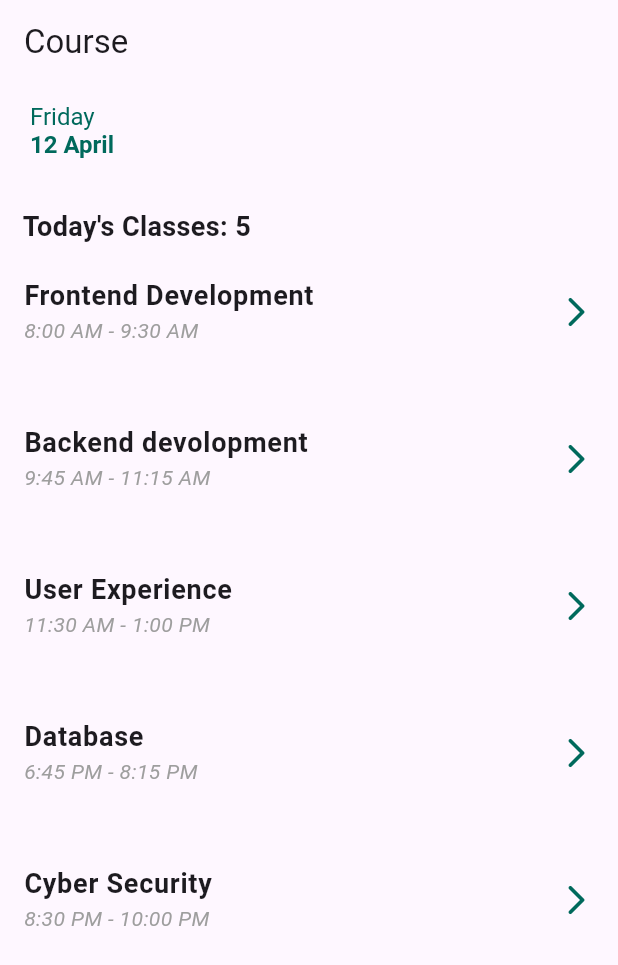
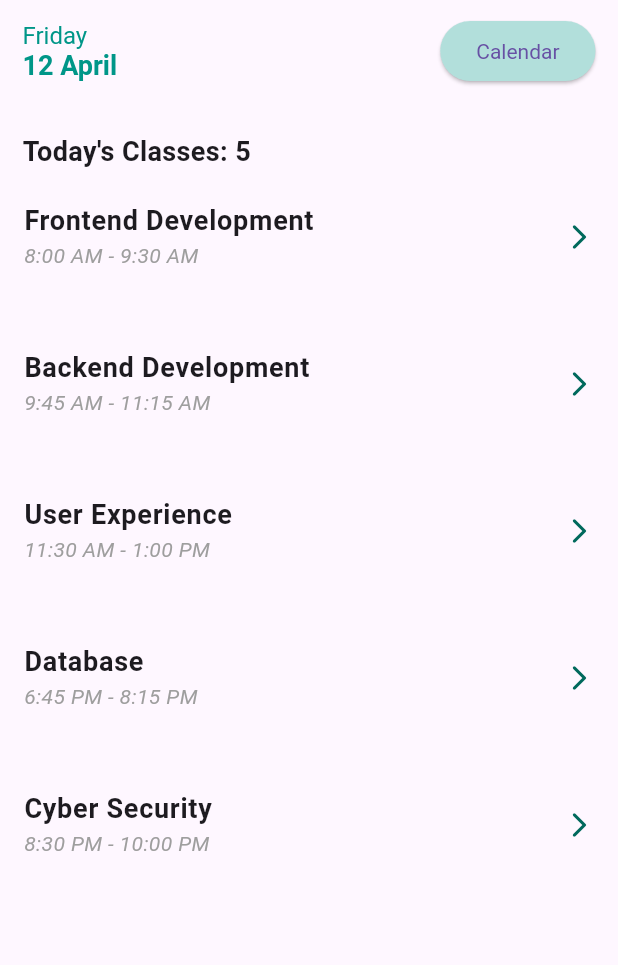
Before and after one commit to HashmiShareeb/smartapp_project24, a Flutter app: the CoursePage screen opened directly, on a phone screen of 412 x 824 dp. Shown: the top 965 px of the screen. Run offline on Flutter 3.47's test engine with Material 3 defaults, Android fonts, the phone set to English and light mode, and no system bars; drawn by our look-alikes of calendar_view; our stand-ins replace firebase_auth, firebase_core, flutter_colorpicker; accounts and stored records are empty.

Commit message:
feat:added color picker, dropdown menu and more styling and structuring in the app

```diff
--- a/lib/pages/course_page.dart
+++ b/lib/pages/course_page.dart
@@ -1,5 +1,6 @@
 import 'package:flutter/material.dart';
 import 'package:intl/intl.dart';
+import 'package:smartapp_project24/pages/timetable_data.dart';
 
 class TimetableItem {
   final String courseName;
@@ -22,12 +23,25 @@ class _CoursePageState extends State<CoursePage> {
   // Dummy list of timetable items
   List<TimetableItem> timetableItems = [
     TimetableItem(
-        courseName: 'Frontend Development', time: '8:00 AM - 9:30 AM'),
+      courseName: 'Frontend Development',
+      time: '8:00 AM - 9:30 AM',
+    ),
     TimetableItem(
-        courseName: 'Backend devolopment', time: '9:45 AM - 11:15 AM'),
-    TimetableItem(courseName: 'User Experience', time: '11:30 AM - 1:00 PM'),
-    TimetableItem(courseName: 'Database', time: '6:45 PM - 8:15 PM'),
-    TimetableItem(courseName: 'Cyber Security', time: '8:30 PM - 10:00 PM'),
+      courseName: 'Backend Development',
+      time: '9:45 AM - 11:15 AM',
+    ),
+    TimetableItem(
+      courseName: 'User Experience',
+      time: '11:30 AM - 1:00 PM',
+    ),
+    TimetableItem(
+      courseName: 'Database',
+      time: '6:45 PM - 8:15 PM',
+    ),
+    TimetableItem(
+      courseName: 'Cyber Security',
+      time: '8:30 PM - 10:00 PM',
+    ),
   ];
 
   // Count of classes
@@ -35,30 +49,27 @@ class _CoursePageState extends State<CoursePage> {
   @override
   Widget build(BuildContext context) {
     return Scaffold(
-      appBar: AppBar(
-        automaticallyImplyLeading: false,
-        title: const Text('Course'),
-      ),
       body: SafeArea(
         child: Column(
           crossAxisAlignment: CrossAxisAlignment.stretch,
           children: [
-            Container(
-              // color: Colors.white,
+            Padding(
+              padding:
+                  const EdgeInsets.symmetric(horizontal: 15.0, vertical: 10.0),
+              child: Container(
                 width: double.infinity,
-              child: Padding(
-                padding: const EdgeInsets.symmetric(
-                  vertical: 12.0,
-                  horizontal: 20.0,
-                ),
-                child: RichText(
+                child: Row(
+                  crossAxisAlignment: CrossAxisAlignment.center,
+                  mainAxisAlignment: MainAxisAlignment.spaceBetween,
+                  children: [
+                    RichText(
                       textAlign: TextAlign.start,
                       text: TextSpan(
                         text: DateFormat('EEEE').format(
                           DateTime.now(),
                         ),
                         style: TextStyle(
-                      color: Colors.teal[800],
+                          color: Colors.teal[500],
                           fontSize: 16,
                         ),
                         children: <TextSpan>[
@@ -68,11 +79,28 @@ class _CoursePageState extends State<CoursePage> {
                             )}',
                             style: TextStyle(
                               fontWeight: FontWeight.bold,
-                          color: Colors.teal[800],
+                              fontSize: 18,
+                              color: Colors.teal[500],
                             ),
                           ),
                         ],
                       ),
+                    ),
+                    ElevatedButton(
+                      onPressed: () {
+                        // Navigate to calendar page
+                        Navigator.push(
+                          context,
+                          MaterialPageRoute(
+                            builder: (context) => TimeTableData(),
+                          ),
+                        );
+                      },
+                      child: Text(
+                        'Calendar',
+                      ),
+                    ),
+                  ],
                 ),
               ),
             ),
@@ -86,7 +114,7 @@ class _CoursePageState extends State<CoursePage> {
                 textAlign: TextAlign.start,
                 style: TextStyle(
                   fontSize: 18,
-                  fontWeight: FontWeight.bold,
+                  fontWeight: FontWeight.w600,
                 ),
               ),
             ),
@@ -118,9 +146,10 @@ class _CoursePageState extends State<CoursePage> {
                     trailing: Icon(
                       Icons.arrow_forward_ios_rounded,
                       color: Colors.teal[800],
+                      size: 20,
                     ),
                     // Tile background color
-                    // tileColor: Colors.tealAccent[100],
+                    // tileColor: Colors.grey[200],
                     // Content padding
                     contentPadding:
                         EdgeInsets.symmetric(horizontal: 16.0, vertical: 8.0),
```
Also changed, not shown: lib/main.dart (+44 -4 lines), lib/pages/home_page.dart (+20 -17 lines), lib/pages/timetable_data.dart (+33 -23 lines). Lines whose indentation alone changed are shown as unchanged.
